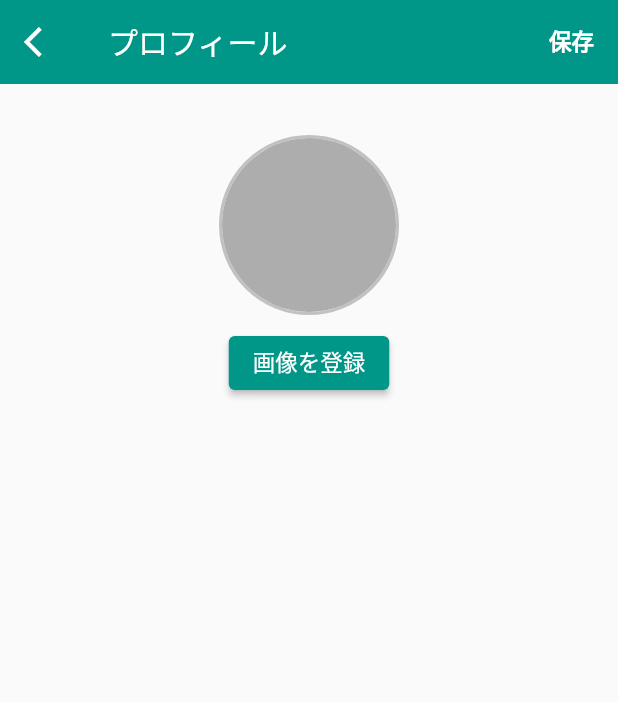
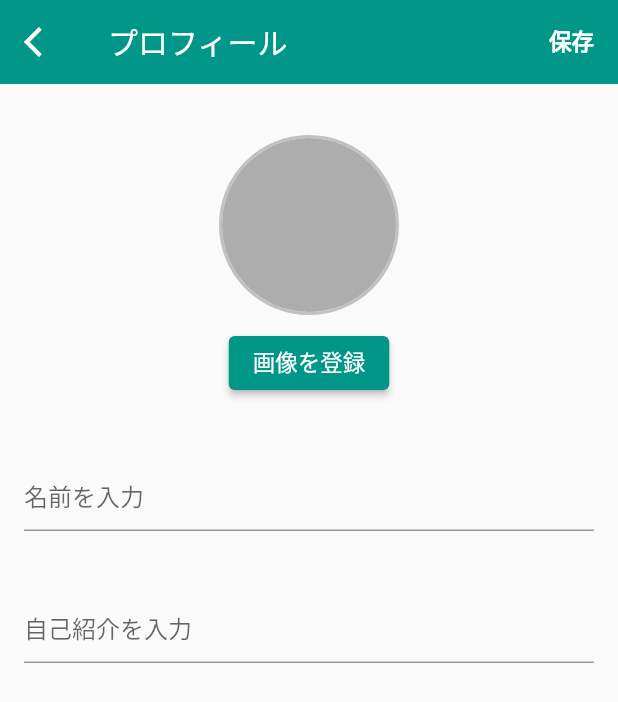
Before and after one commit to yanasan/chat_app, a Flutter app: the _SettingProfilePage screen opened directly, on a phone screen of 412 x 824 dp. Shown: the top 702 px of the screen. Run offline on Flutter 3.47's test engine with Material 2 defaults, Android fonts, the phone set to English and light mode, and no system bars; our stand-ins replace cloud_firestore, firebase_auth, firebase_core, firebase_storage, flutter_easyloading, freezed_annotation and 3 more; accounts and stored records are empty; network calls fail; statements that could not run were skipped.

Commit message:
ユーザーデータを追加する機能を修正

```diff
--- a/lib/ui/pages/setting_profile_page/setting_profile_page.dart
+++ b/lib/ui/pages/setting_profile_page/setting_profile_page.dart
@@ -4,7 +4,6 @@ import 'package:chat_app/ui/themes/app_colors.dart';
 import 'package:chat_app/ui/themes/theme_text.dart';
 import 'package:flutter/material.dart';
 import 'package:flutter_easyloading/flutter_easyloading.dart';
-import 'package:flutter_hooks/flutter_hooks.dart';
 import 'package:hooks_riverpod/hooks_riverpod.dart';
 import 'package:image_picker/image_picker.dart';
 
@@ -17,8 +16,7 @@ class SettingProfilePage {
   }
 }
 
-final _formKeyProvider =
-    StateProvider.autoDispose<GlobalKey<FormState>?>((ref) => null);
+final formKey = GlobalKey<FormState>();
 
 class _SettingProfilePage extends HookConsumerWidget {
   @override
@@ -46,7 +44,7 @@ class _SettingProfilePage extends HookConsumerWidget {
                   children: [
                     buildSettingProfileImage(),
                     const SizedBox(height: 40),
-                    // buildSettingProfileText(),
+                    buildTextArea()
                   ],
                 ),
               ),
@@ -62,10 +60,16 @@ class _SettingProfilePage extends HookConsumerWidget {
       builder: (context, ref, _) {
         return GestureDetector(
           onTap: () async {
+            final formState = formKey.currentState;
             FocusScope.of(context).unfocus();
-            await EasyLoading.show();
-            await ref.read(settingProfilePageProvider.notifier).submit();
-            await EasyLoading.dismiss();
+            await EasyLoading.show(status: '保存中...');
+            if (formState != null && formState.validate()) {
+              formState.save();
+              await ref.read(settingProfilePageProvider.notifier).submit();
+              await EasyLoading.showSuccess('保存完了！');
+            } else {
+              await EasyLoading.showError('保存に失敗しました');
+            }
           },
           child: const Center(
             child: Padding(
@@ -138,75 +142,58 @@ class _SettingProfilePage extends HookConsumerWidget {
     );
   }
 
-  // Widget buildSettingProfileTextField({
-  //   required String hintText,
-  //   required String initialValue,
-  //   // required TextEditingController controller,
-  //   required void Function(String value) onChanged,
-  //   String? Function(String? value)? validator,
-  // }) {
-  //   return TextFormField(
-  //     // controller: controller,
-  //     decoration: InputDecoration(
-  //       hintText: hintText,
-  //     ),
-  //     validator: validator,
-  //     initialValue: initialValue,
-  //     onChanged: (value) {
-  //       onChanged(value);
-  //     },
-  //   );
-  // }
+  Widget buildMyTextFields({
+    required String hintText,
+    required TextEditingController controller,
+    required void Function(String value) onSaved,
+    String? Function(String? value)? validator,
+  }) {
+    return TextFormField(
+      decoration: InputDecoration(hintText: hintText),
+      onSaved: (value) {
+        if (value != null) {
+          onSaved(value);
+        }
+      },
+      validator: validator,
+      controller: controller,
+    );
+  }
 
-  // Widget buildSettingProfileText() {
-  //   return HookConsumer(
-  //     builder: (context, ref, child) {
-  //       final user =
-  //           ref.watch(settingProfilePageProvider.select((value) => value.user));
+  Widget buildTextArea() {
+    return Consumer(
+      builder: (BuildContext context, WidgetRef ref, Widget? child) {
+        final user =
+            ref.watch(settingProfilePageProvider.select((value) => value.user));
+        final nameController = TextEditingController(text: user.name);
+        final descriptionController =
+            TextEditingController(text: user.description);
 
-  //       final nameController = useTextEditingController();
-  //       final descriptionController = useTextEditingController();
-  //       // ref.listen(settingProfilePageProvider.select((value) => value.user),
-  //       //     (previous, next) {
-  //       //   nameController
-  //       //     ..text = next.name
-  //       //     ..selection = TextSelection.fromPosition(
-  //       //       TextPosition(offset: nameController.text.length),
-  //       //     );
-  //       //   // descriptionController
-  //       //   //   ..text = next.description
-  //       //   //   ..selection = TextSelection.fromPosition(
-  //       //   //     TextPosition(offset: descriptionController.text.length),
-  //       //   //   );
-  //       // });
-
-  //       return Form(
-  //         child: Column(
-  //           children: [
-  //             buildSettingProfileTextField(
-  //               initialValue: user.name,
-  //               // controller: nameController,
-  //               hintText: '名前を入力',
-  //               onChanged:
-  //                   ref.read(settingProfilePageProvider.notifier).setUserName,
-  //               validator: validatorRequired,
-  //             ),
-  //             const SizedBox(height: 40),
-  //             buildSettingProfileTextField(
-  //               initialValue: user.description,
-  //               // controller: descriptionController,
-  //               hintText: '紹介文を入力',
-  //               onChanged: ref
-  //                   .read(settingProfilePageProvider.notifier)
-  //                   .setDescription,
-  //               validator: validatorRequired,
-  //             ),
-  //           ],
-  //         ),
-  //       );
-  //     },
-  //   );
-  // }
+        return Form(
+          key: formKey,
+          child: Column(
+            children: [
+              buildMyTextFields(
+                controller: nameController,
+                hintText: '名前を入力',
+                onSaved:
+                    ref.read(settingProfilePageProvider.notifier).setUserName,
+                validator: validatorRequired,
+              ),
+              const SizedBox(height: 40),
+              buildMyTextFields(
+                hintText: '自己紹介を入力',
+                controller: descriptionController,
+                onSaved: ref
+                    .read(settingProfilePageProvider.notifier)
+                    .setDescription,
+              )
+            ],
+          ),
+        );
+      },
+    );
+  }
 
   String? validatorRequired(String? value) {
     if (value == null || value.isEmpty) {
```
